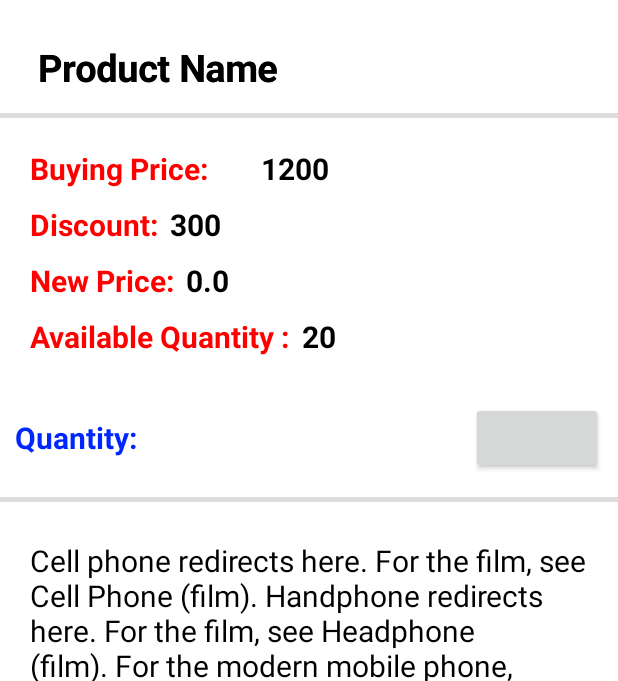
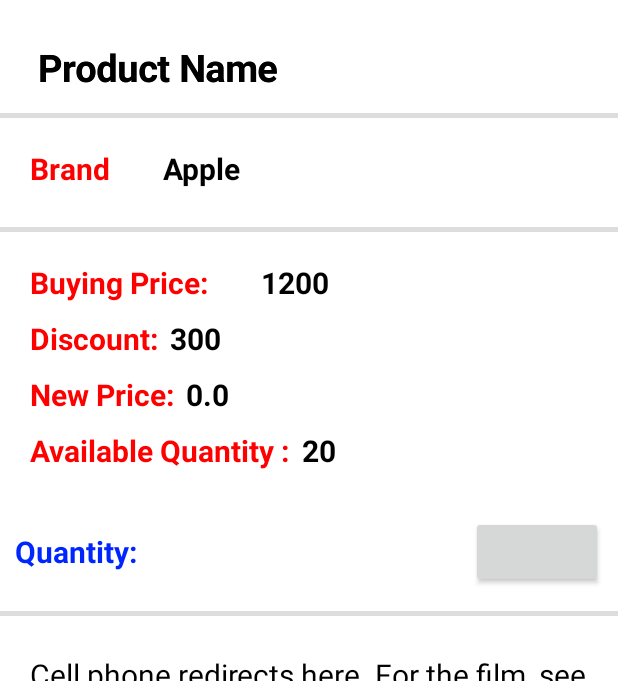
Before and after one commit to Amimul1234/OWOShopkeeperPanel, an Android app: the ProductDetailsActivity screen opened directly, with no data from a screen before it, on a phone screen of 412 x 824 dp, the part 555-1236 px from its top. Run offline under Robolectric (Android 15) with nearby library versions, the phone set to English and light mode, and no system bars; our stand-ins replace Firebase (no records; nobody signed in at launch, a user with empty details on screens opened directly); libraries missing offline, so code that uses them is left out: com.agrawalsuneet.dotsloader, com.cepheuen.elegantnumberbutton; plain views replace AllianceLoader, ElegantNumberButton; pictures from the network do not load; 10 statements that could not run were skipped.

```diff
--- a/app/src/main/java/com/owoshopkeeperpanel/shopKeeperPanel/ProductDetailsActivity.java
+++ b/app/src/main/java/com/owoshopkeeperpanel/shopKeeperPanel/ProductDetailsActivity.java
@@ -33,7 +33,7 @@ import java.util.Calendar;
 public class ProductDetailsActivity extends AppCompatActivity {
 
     private ElegantNumberButton numberButton;
-    private TextView productPrice,productDiscount,productQuantity,productDescription,productPriceWithDiscount;
+    private TextView productPrice,productDiscount,productQuantity,productDescription,productPriceWithDiscount, product_brand_name;
     private Button addToCartBtn;
     private ImageView back_to_home,productImage, add_product_to_wishList;
     private CollapsingToolbarLayout collapsingToolbarLayout;
@@ -58,6 +58,7 @@ public class ProductDetailsActivity extends AppCompatActivity {
         add_product_to_wishList = findViewById(R.id.add_to_wishList);
         productPriceWithDiscount=findViewById(R.id.product_price_with_discount_details);
         addToCartBtn=findViewById(R.id.add_to_cart_button);
+        product_brand_name = findViewById(R.id.product_brand_name);
 
         allianceLoader = findViewById(R.id.loader);
 
@@ -79,6 +80,7 @@ public class ProductDetailsActivity extends AppCompatActivity {
         productQuantity.setText(String.valueOf(owoproduct.getProduct_quantity()));
         double price_with_discount = owoproduct.getProduct_price() - owoproduct.getProduct_discount();
         productPriceWithDiscount.setText(String.valueOf(price_with_discount));
+        product_brand_name.setText(owoproduct.getProduct_brand());
 
         productImage.setOnClickListener(new View.OnClickListener() {
             @Override
--- a/app/src/main/res/layout/activity_product_details.xml
+++ b/app/src/main/res/layout/activity_product_details.xml
@@ -97,6 +97,42 @@
                 android:layout_marginTop="5dp"
                 android:background="@color/grey"/>
 
+
+            <LinearLayout
+                android:layout_width="match_parent"
+                android:layout_height="wrap_content"
+                android:layout_marginTop="20dp"
+                >
+
+                <TextView
+                    android:layout_width="wrap_content"
+                    android:layout_height="wrap_content"
+                    android:text="Brand"
+                    android:layout_marginEnd="10dp"
+                    android:layout_marginStart="20dp"
+                    android:textSize="20sp"
+                    android:textColor="@color/red"
+                    android:textStyle="bold"/>
+
+                <TextView
+                    android:id="@+id/product_brand_name"
+                    android:layout_width="wrap_content"
+                    android:layout_height="wrap_content"
+                    android:text="Apple"
+                    android:layout_marginStart="25dp"
+                    android:textColor="@color/black"
+                    android:background="@color/white"
+                    android:textSize="20sp"
+                    android:textStyle="bold"/>
+            </LinearLayout>
+
+            <View
+                android:layout_width="match_parent"
+                android:layout_height="3dp"
+                android:layout_marginTop="25dp"
+                android:background="@color/grey"/>
+
+
             <LinearLayout
                 android:layout_width="match_parent"
                 android:layout_height="wrap_content"
@@ -123,8 +159,6 @@
                     android:background="@color/white"
                     android:textSize="20sp"
                     android:textStyle="bold"/>
-
-
             </LinearLayout>
 
 
```
